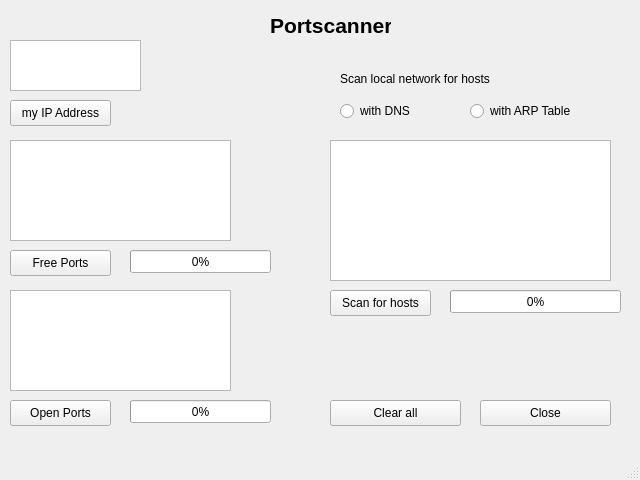
Qt form portscanner_gui.ui (Martin2p/2025_Portscanner_Python) before a commit.
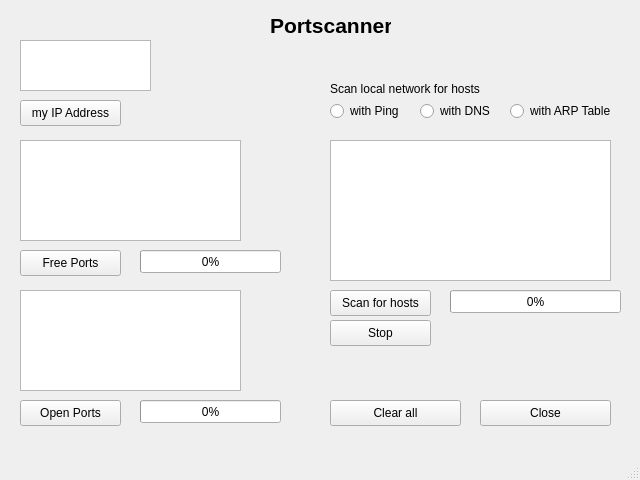
The same form after that commit.

Diff of the .ui file:
```diff
--- a/portscanner_gui.ui
+++ b/portscanner_gui.ui
@@ -27,7 +27,7 @@
    <widget class="QTextEdit" name="openPortsText">
     <property name="geometry">
      <rect>
-      <x>10</x>
+      <x>20</x>
       <y>290</y>
       <width>221</width>
       <height>101</height>
@@ -37,7 +37,7 @@
    <widget class="QTextEdit" name="ipAddressText">
     <property name="geometry">
      <rect>
-      <x>10</x>
+      <x>20</x>
       <y>40</y>
       <width>131</width>
       <height>51</height>
@@ -47,7 +47,7 @@
    <widget class="QTextEdit" name="freePortsText">
     <property name="geometry">
      <rect>
-      <x>10</x>
+      <x>20</x>
       <y>140</y>
       <width>221</width>
       <height>101</height>
@@ -57,7 +57,7 @@
    <widget class="QPushButton" name="myIPBtn">
     <property name="geometry">
      <rect>
-      <x>10</x>
+      <x>20</x>
       <y>100</y>
       <width>101</width>
       <height>26</height>
@@ -70,7 +70,7 @@
    <widget class="QPushButton" name="freeBtn">
     <property name="geometry">
      <rect>
-      <x>10</x>
+      <x>20</x>
       <y>250</y>
       <width>101</width>
       <height>26</height>
@@ -83,7 +83,7 @@
    <widget class="QPushButton" name="openPortsBtn">
     <property name="geometry">
      <rect>
-      <x>10</x>
+      <x>20</x>
       <y>400</y>
       <width>101</width>
       <height>26</height>
@@ -115,8 +115,8 @@
    <widget class="QLabel" name="label_2">
     <property name="geometry">
      <rect>
-      <x>340</x>
-      <y>70</y>
+      <x>330</x>
+      <y>80</y>
       <width>201</width>
       <height>18</height>
      </rect>
@@ -128,9 +128,9 @@
    <widget class="QRadioButton" name="radioButton">
     <property name="geometry">
      <rect>
-      <x>340</x>
+      <x>420</x>
       <y>100</y>
-      <width>95</width>
+      <width>71</width>
       <height>22</height>
      </rect>
     </property>
@@ -141,9 +141,9 @@
    <widget class="QRadioButton" name="radioButton_2">
     <property name="geometry">
      <rect>
-      <x>470</x>
+      <x>510</x>
       <y>100</y>
-      <width>131</width>
+      <width>111</width>
       <height>22</height>
      </rect>
     </property>
@@ -180,7 +180,7 @@
    <widget class="QProgressBar" name="progressBarFree">
     <property name="geometry">
      <rect>
-      <x>130</x>
+      <x>140</x>
       <y>250</y>
       <width>141</width>
       <height>23</height>
@@ -219,7 +219,7 @@
    <widget class="QProgressBar" name="progressBarOpen">
     <property name="geometry">
      <rect>
-      <x>130</x>
+      <x>140</x>
       <y>400</y>
       <width>141</width>
       <height>23</height>
@@ -229,6 +229,32 @@
      <number>0</number>
     </property>
    </widget>
+   <widget class="QPushButton" name="stopBtn">
+    <property name="geometry">
+     <rect>
+      <x>330</x>
+      <y>320</y>
+      <width>101</width>
+      <height>26</height>
+     </rect>
+    </property>
+    <property name="text">
+     <string>Stop</string>
+    </property>
+   </widget>
+   <widget class="QRadioButton" name="radioButton_3">
+    <property name="geometry">
+     <rect>
+      <x>330</x>
+      <y>100</y>
+      <width>71</width>
+      <height>22</height>
+     </rect>
+    </property>
+    <property name="text">
+     <string>with Ping</string>
+    </property>
+   </widget>
   </widget>
   <widget class="QMenuBar" name="menubar">
    <property name="geometry">
```
